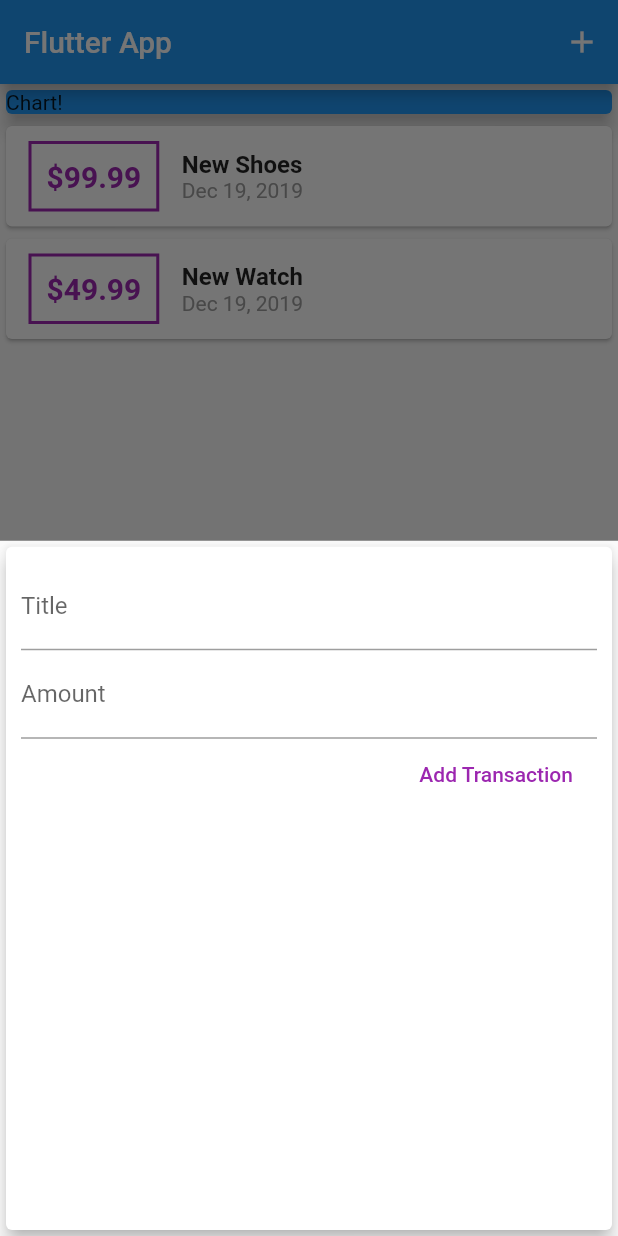
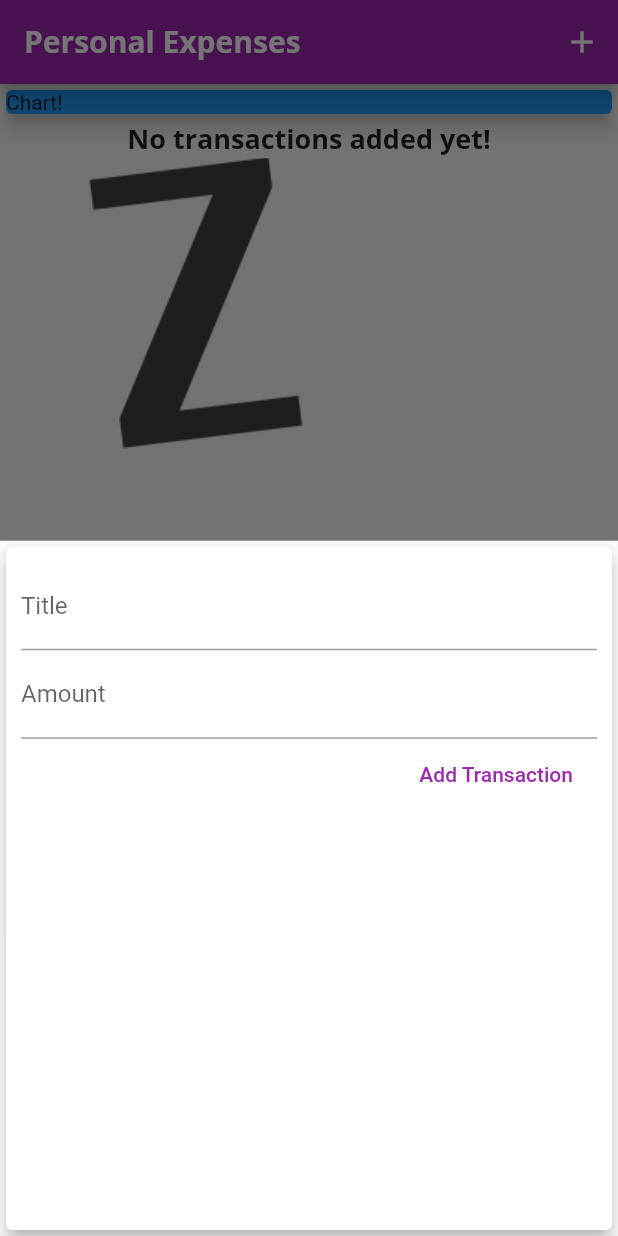
Before and after one commit to ankushmundhra/WeeklyExpenses, a Flutter app: the screen it shows after launch, after a tap on the "add" icon, on a phone screen of 412 x 824 dp. Run offline on Flutter 3.47's test engine with Material 2 defaults, Android fonts, the light colour scheme and no system bars.

Commit message:
added fonts and images

```diff
--- a/lib/main.dart
+++ b/lib/main.dart
@@ -10,7 +10,28 @@
   @override
   Widget build(BuildContext context) {
     return MaterialApp(
-      title: 'Flutter App',
+      title: 'Personal Expenses',
+      theme: ThemeData(
+        primarySwatch: Colors.purple,
+        accentColor: Colors.amber,
+        fontFamily: 'Quicksand',
+        textTheme: ThemeData.light().textTheme.copyWith(
+            title: TextStyle(
+              fontFamily: 'OpenSans',
+              fontSize: 18,
+              fontWeight: FontWeight.bold,
+            ),
+        ),
+        appBarTheme: AppBarTheme(
+          textTheme: ThemeData.light().textTheme.copyWith(
+            title: TextStyle(
+              fontFamily: 'OpenSans',
+              fontSize: 20,
+              fontWeight: FontWeight.bold,
+            )
+          ),
+        ),
+      ),
       home: MyHomePage(),
     );
   }
@@ -25,18 +46,18 @@
 
 class _MyHomePageState extends State<MyHomePage> {
   final List<Transaction> _userTransactions = [
-    Transaction(
-      id: 't1',
-      title: 'New Shoes',
-      amount: 99.99,
-      date: DateTime.now(),
-    ),
-    Transaction(
-      id: 't2',
-      title: 'New Watch',
-      amount: 49.99,
-      date: DateTime.now(),
-    ),
+    // Transaction(
+    //   id: 't1',
+    //   title: 'New Shoes',
+    //   amount: 99.99,
+    //   date: DateTime.now(),
+    // ),
+    // Transaction(
+    //   id: 't2',
+    //   title: 'New Watch',
+    //   amount: 49.99,
+    //   date: DateTime.now(),
+    // ),
   ];
 
   void _addNewTransaction(String txTitle, double txAmount){
@@ -56,7 +77,11 @@
     showModalBottomSheet(
       context: ctx,
       builder: (_) {
-        return NewTransaction(_addNewTransaction);
+        return GestureDetector(
+          onTap: () {},
+          child: NewTransaction(_addNewTransaction),
+          behavior: HitTestBehavior.opaque,
+        );
       }
     );
   }
@@ -65,7 +90,7 @@
   Widget build(BuildContext context) {
     return Scaffold(
       appBar: AppBar(
-        title: Text('Flutter App'),
+        title: Text('Personal Expenses'),
         actions: <Widget>[
           IconButton(icon: Icon(Icons.add),
           onPressed: () => _startAddNewTransaction(context) ,
--- a/lib/widgets/new_transaction.dart
+++ b/lib/widgets/new_transaction.dart
@@ -1,11 +1,18 @@
 import 'package:flutter/material.dart';
 
-class NewTransaction extends StatelessWidget {
+class NewTransaction extends StatefulWidget {
   final Function addTx;
-  final titleController = TextEditingController();
-  final amountController = TextEditingController();
 
   NewTransaction(this.addTx);
+
+  @override
+  _NewTransactionState createState() => _NewTransactionState();
+}
+
+class _NewTransactionState extends State<NewTransaction> {
+  final titleController = TextEditingController();
+
+  final amountController = TextEditingController();
 
   void submitData(){
 
@@ -16,10 +23,13 @@
       return;
     }
 
-    addTx(
+    widget.addTx(
       enteredTitle,
       enteredAmount,
       );
+
+    Navigator.of(context).pop();
+
   }
 
   @override
--- a/lib/widgets/transaction_list.dart
+++ b/lib/widgets/transaction_list.dart
@@ -11,7 +11,16 @@
   Widget build(BuildContext context) {
     return Container(
       height: 350,
-        child: ListView.builder(
+      child: transactions.isEmpty
+        ? Column(children: <Widget>[
+          Text(
+            'No transactions added yet!',
+            style: Theme.of(context).textTheme.title,
+          ),
+          Image.asset('assets/images/waiting.png'),
+        ],
+        )
+        : ListView.builder(
           itemBuilder: (ctx, index) {
             return Card(
               child: Row(
@@ -20,7 +29,7 @@
                     margin: EdgeInsets.symmetric(vertical: 10, horizontal: 15),
                     decoration: BoxDecoration(
                         border: Border.all(
-                      color: Colors.purple,
+                      color: Theme.of(context).primaryColor,
                       width: 2,
                     )),
                     padding: EdgeInsets.all(10),
@@ -29,7 +38,7 @@
                       style: TextStyle(
                         fontWeight: FontWeight.bold,
                         fontSize: 20,
-                        color: Colors.purple,
+                        color: Theme.of(context).primaryColor,
                       ),
                     ),
                   ),
@@ -38,8 +47,7 @@
                       children: <Widget>[
                         Text(
                           transactions[index].title,
-                          style:
-                              TextStyle(fontSize: 16, fontWeight: FontWeight.bold),
+                          style: Theme.of(context).textTheme.title,
                         ),
                         Text(
                           DateFormat.yMMMd().format(transactions[index].date),
```
Also changed, not shown: pubspec.yaml (+13 -9 lines), assets/fonts/OpenSans-Bold.ttf (added), assets/fonts/OpenSans-Regular.ttf (added), assets/fonts/Quicksand-Bold.ttf (added), assets/fonts/Quicksand-Light.ttf (added), assets/fonts/Quicksand-Medium.ttf (added), assets/fonts/Quicksand-Regular.ttf (added), assets/images/waiting.png (added).
